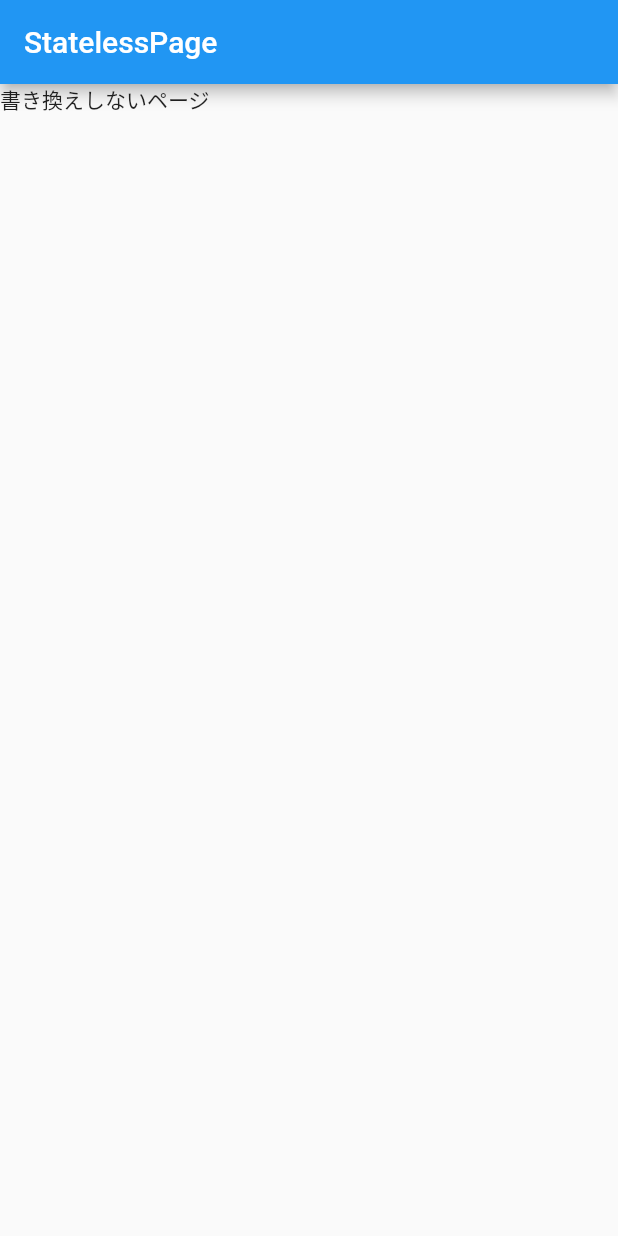
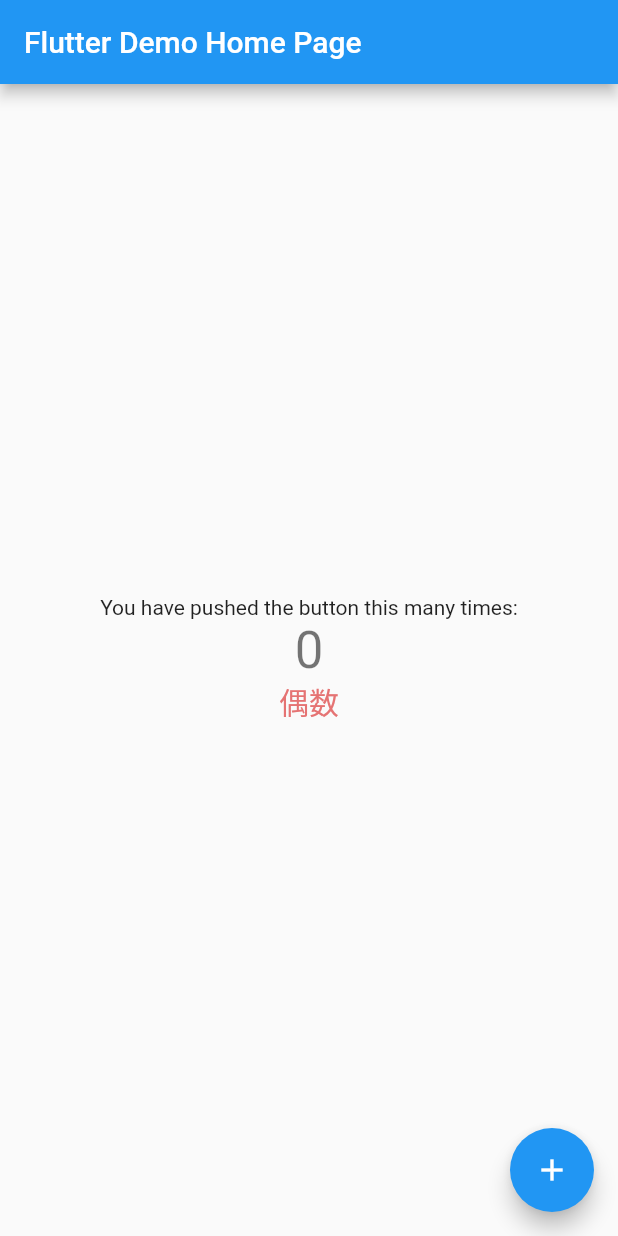
Before and after one commit to kokoriru/flutter_zenn_hello_world, a Flutter app: the screen it shows after launch, on a phone screen of 412 x 824 dp. Run offline on Flutter 3.47's test engine with Material 2 defaults, Android fonts, the phone set to English and light mode, and no system bars.

Commit message:
一つ前の偶数奇数カウントのものに戻す

```diff
--- a/lib/main.dart
+++ b/lib/main.dart
@@ -1,26 +1,117 @@
 import 'package:flutter/material.dart';
 
 void main() {
-  runApp(MyApp());
+  runApp(const MyApp());
 }
 
 class MyApp extends StatelessWidget {
+  const MyApp({Key? key}) : super(key: key);
+
+  // This widget is the root of your application.
   @override
   Widget build(BuildContext context) {
     return MaterialApp(
-      home: StatelessPage()
+      title: 'Flutter Demo',
+      theme: ThemeData(
+        // This is the theme of your application.
+        //
+        // Try running your application with "flutter run". You'll see the
+        // application has a blue toolbar. Then, without quitting the app, try
+        // changing the primarySwatch below to Colors.green and then invoke
+        // "hot reload" (press "r" in the console where you ran "flutter run",
+        // or simply save your changes to "hot reload" in a Flutter IDE).
+        // Notice that the counter didn't reset back to zero; the application
+        // is not restarted.
+        primarySwatch: Colors.blue,
+      ),
+      home: const MyHomePage(title: 'Flutter Demo Home Page'),
     );
   }
 }
 
-class StatelessPage extends StatelessWidget {
+class MyHomePage extends StatefulWidget {
+  const MyHomePage({Key? key, required this.title}) : super(key: key);
+
+  // This widget is the home page of your application. It is stateful, meaning
+  // that it has a State object (defined below) that contains fields that affect
+  // how it looks.
+
+  // This class is the configuration for the state. It holds the values (in this
+  // case the title) provided by the parent (in this case the App widget) and
+  // used by the build method of the State. Fields in a Widget subclass are
+  // always marked "final".
+
+  final String title;
+
+  @override
+  State<MyHomePage> createState() => _MyHomePageState();
+}
+
+class _MyHomePageState extends State<MyHomePage> {
+  int _counter = 0;
+
+  void _incrementCounter() {
+    setState(() {
+      // This call to setState tells the Flutter framework that something has
+      // changed in this State, which causes it to rerun the build method below
+      // so that the display can reflect the updated values. If we changed
+      // _counter without calling setState(), then the build method would not be
+      // called again, and so nothing would appear to happen.
+      _counter++;
+    });
+  }
+
   @override
   Widget build(BuildContext context) {
+    // This method is rerun every time setState is called, for instance as done
+    // by the _incrementCounter method above.
+    //
+    // The Flutter framework has been optimized to make rerunning build methods
+    // fast, so that you can just rebuild anything that needs updating rather
+    // than having to individually change instances of widgets.
     return Scaffold(
       appBar: AppBar(
-        title: Text('StatelessPage'),
+        // Here we take the value from the MyHomePage object that was created by
+        // the App.build method, and use it to set our appbar title.
+        title: Text(widget.title),
       ),
-      body: Text('書き換えしないページ')
+      body: Center(
+        // Center is a layout widget. It takes a single child and positions it
+        // in the middle of the parent.
+        child: Column(
+          // Column is also a layout widget. It takes a list of children and
+          // arranges them vertically. By default, it sizes itself to fit its
+          // children horizontally, and tries to be as tall as its parent.
+          //
+          // Invoke "debug painting" (press "p" in the console, choose the
+          // "Toggle Debug Paint" action from the Flutter Inspector in Android
+          // Studio, or the "Toggle Debug Paint" command in Visual Studio Code)
+          // to see the wireframe for each widget.
+          //
+          // Column has various properties to control how it sizes itself and
+          // how it positions its children. Here we use mainAxisAlignment to
+          // center the children vertically; the main axis here is the vertical
+          // axis because Columns are vertical (the cross axis would be
+          // horizontal).
+          mainAxisAlignment: MainAxisAlignment.center,
+          children: <Widget>[
+            const Text(
+              'You have pushed the button this many times:',
+            ),
+            Text(
+              '$_counter',
+              style: Theme.of(context).textTheme.headline4,
+            ),
+            if(_counter % 2 == 0) Text('偶数', style: TextStyle(fontSize: 20, color: Colors.red[300])),
+            if (_counter % 2 == 1) Text('奇数', style: TextStyle(fontSize: 20, color: Colors.blue[300])),
+          ],
+        ),
+      ),
+      floatingActionButton: FloatingActionButton(
+        onPressed: _incrementCounter,
+        tooltip: 'Increment',
+        child: const Icon(Icons.add),
+      ), // This trailing comma makes auto-formatting nicer for build methods.
     );
   }
 }
```
